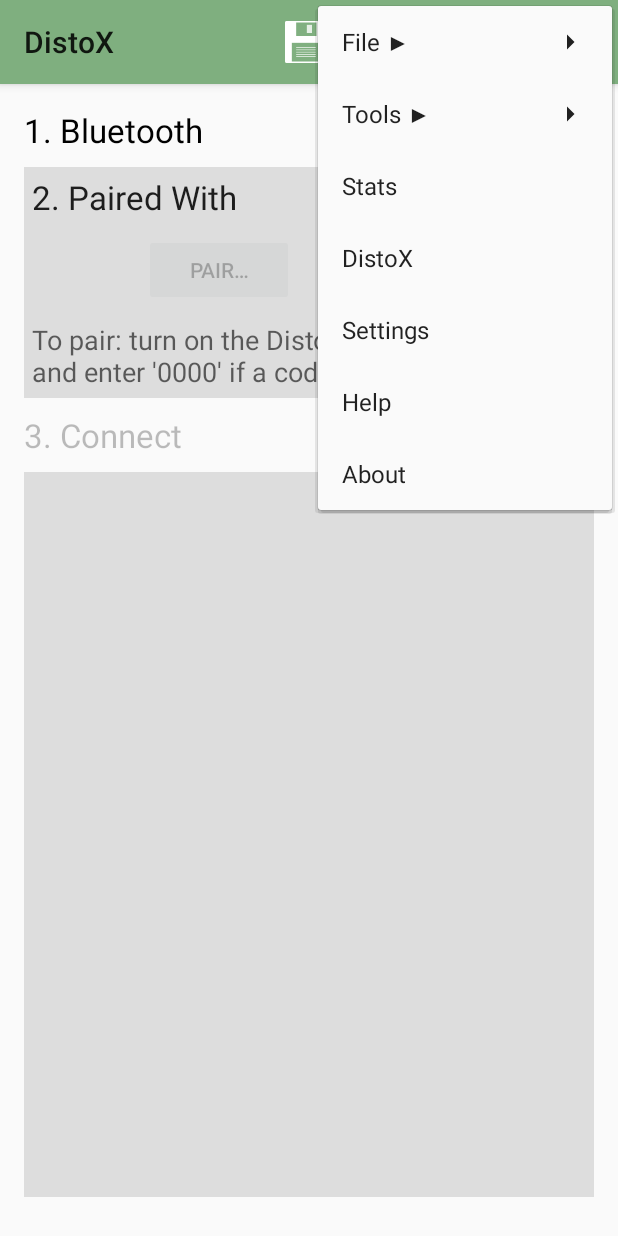
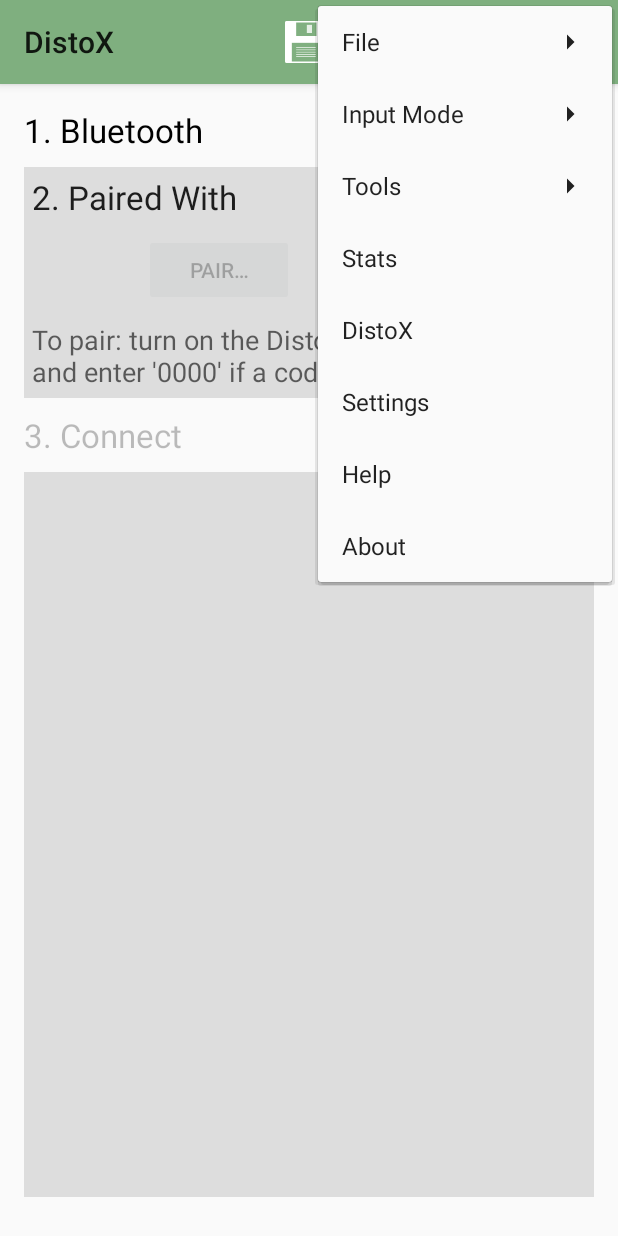
Before and after one commit to richsmith/sexytopo, an Android app: the screen it shows after launch (DeviceActivity), with the options menu open, on a phone screen of 412 x 824 dp. Run offline under Robolectric (Android 15) with nearby library versions, the phone set to English and light mode, and no system bars.

Commit message:
Final changes for selectable input mode

```diff
--- a/app/src/main/java/org/hwyl/sexytopo/SexyTopo.java
+++ b/app/src/main/java/org/hwyl/sexytopo/SexyTopo.java
@@ -31,7 +31,7 @@ public class SexyTopo {
     public static final String BLANK_STATION_NAME = "-";
 
     public static final String GENERAL_PREFS = "generalPrefs";
-    public static final String REVERSE_MEASUREMENTS_PREFERENCE = "reverseMeasurements";
+    public static final String INPUT_MODE_PREFERENCE = "inputMode";
 
     public static final String PLAN_SKETCH_EXTENSION = "plan.json";
     public static final String EXT_ELEVATION_SKETCH_EXTENSION = "ext-elevation.json";
--- a/app/src/main/java/org/hwyl/sexytopo/control/SurveyManager.java
+++ b/app/src/main/java/org/hwyl/sexytopo/control/SurveyManager.java
@@ -9,12 +9,11 @@ import android.widget.Toast;
 
 import org.hwyl.sexytopo.SexyTopo;
 import org.hwyl.sexytopo.control.io.basic.Saver;
-import org.hwyl.sexytopo.control.util.PreferenceAccess;
+import org.hwyl.sexytopo.control.util.InputMode;
 import org.hwyl.sexytopo.control.util.SurveyUpdater;
 import org.hwyl.sexytopo.model.survey.Leg;
 import org.hwyl.sexytopo.model.survey.Survey;
 
-import java.util.ArrayList;
 import java.util.List;
 
 
@@ -35,27 +34,18 @@ public class SurveyManager {
     // This should be created or loaded on startup
     private static Survey currentSurvey = new Survey("ERROR");
 
-    public SurveyManager(Context context) {
-        this.context = context;
+    public SurveyManager(Context Context) {
+        this.context = Context;
     }
 
     public void updateSurvey(List<Leg> legs) {
 
+
+
         if (legs.size() > 0) {
 
-            SharedPreferences preferences =
-                    context.getSharedPreferences(SexyTopo.GENERAL_PREFS, 0);
-            boolean reverseLegs =
-                    preferences.getBoolean(SexyTopo.REVERSE_MEASUREMENTS_PREFERENCE, false);
-            if (reverseLegs) {
-                legs = reverseLegs(legs);
-            }
-
-            boolean automaticBacksightPromotion = PreferenceAccess.getBoolean(
-                    context, "pref_backsight_promotion", false);
-
-            boolean stationAdded =
-                    SurveyUpdater.update(currentSurvey, legs, automaticBacksightPromotion);
+            InputMode inputMode = getInputMode();
+            boolean stationAdded = SurveyUpdater.update(currentSurvey, legs, inputMode);
 
             if (stationAdded) {
                 broadcastNewStationCreated();
@@ -73,12 +63,14 @@ public class SurveyManager {
         broadcastSurveyUpdated();
     }
 
-    private List<Leg> reverseLegs(List<Leg> legs) {
-        List<Leg> reversed = new ArrayList<Leg>();
-        for (Leg leg : legs) {
-            reversed.add(leg.reverse());
-        }
-        return reversed;
+
+    public InputMode getInputMode() {
+        SharedPreferences preferences = context.getSharedPreferences(
+                SexyTopo.GENERAL_PREFS, android.content.Context.MODE_PRIVATE);
+        String modeName = preferences.getString(
+                SexyTopo.INPUT_MODE_PREFERENCE, InputMode.FORWARD.name());
+        InputMode inputMode = InputMode.valueOf(modeName);
+        return inputMode;
     }
 
     public void broadcastSurveyUpdated() {
--- a/app/src/main/java/org/hwyl/sexytopo/control/activity/CalibrationActivity.java
+++ b/app/src/main/java/org/hwyl/sexytopo/control/activity/CalibrationActivity.java
@@ -4,7 +4,7 @@ import android.os.Bundle;
 
 import org.hwyl.sexytopo.R;
 
-public class CalibrationActivity extends SexyTopoActivity{
+public class CalibrationActivity extends SexyTopoActivity {
 
     @Override
     protected void onCreate(Bundle savedInstanceState) {
--- a/app/src/main/java/org/hwyl/sexytopo/control/activity/SexyTopoActivity.java
+++ b/app/src/main/java/org/hwyl/sexytopo/control/activity/SexyTopoActivity.java
@@ -1,7 +1,6 @@
 package org.hwyl.sexytopo.control.activity;
 
 import android.app.AlertDialog;
-import android.content.Context;
 import android.content.DialogInterface;
 import android.content.Intent;
 import android.content.SharedPreferences;
@@ -17,7 +16,6 @@ import android.widget.ArrayAdapter;
 import android.widget.EditText;
 import android.widget.Toast;
 
-import org.hwyl.sexytopo.R;
 import org.hwyl.sexytopo.SexyTopo;
 import org.hwyl.sexytopo.control.SurveyManager;
 import org.hwyl.sexytopo.control.io.Util;
@@ -26,6 +24,8 @@ import org.hwyl.sexytopo.control.io.basic.Saver;
 import org.hwyl.sexytopo.control.io.translation.Exporter;
 import org.hwyl.sexytopo.control.io.translation.ImportManager;
 import org.hwyl.sexytopo.control.io.translation.SelectableExporters;
+import org.hwyl.sexytopo.control.util.InputMode;
+import org.hwyl.sexytopo.R;
 import org.hwyl.sexytopo.demo.TestSurveyCreator;
 import org.hwyl.sexytopo.model.survey.Station;
 import org.hwyl.sexytopo.model.survey.Survey;
@@ -72,12 +72,9 @@ public abstract class SexyTopoActivity extends AppCompatActivity {
 
         getMenuInflater().inflate(R.menu.action_bar, menu);
 
-        MenuItem menuItem = menu.findItem(R.id.action_back_measurements);
-        SharedPreferences preferences =
-                getSharedPreferences(SexyTopo.GENERAL_PREFS, Context.MODE_PRIVATE);
-        boolean isSelected =
-                preferences.getBoolean(SexyTopo.REVERSE_MEASUREMENTS_PREFERENCE, false);
-        menuItem.setChecked(isSelected);
+        InputMode inputMode = SurveyManager.getInstance(this).getInputMode();
+        MenuItem inputModeMenuItem = menu.findItem(inputMode.getMenuId());
+        inputModeMenuItem.setChecked(true);
 
         return true;
     }
@@ -119,6 +116,12 @@ public abstract class SexyTopoActivity extends AppCompatActivity {
                 openAboutDialog();
                 return true;
 
+            case R.id.action_input_mode_forward:
+            case R.id.action_input_mode_backward:
+            case R.id.action_input_mode_combo:
+                setInputModePreference(item);
+                return true;
+
             case R.id.action_file_new:
                 confirmToProceedIfNotSaved("startNewSurvey");
                 return true;
@@ -147,9 +150,6 @@ public abstract class SexyTopoActivity extends AppCompatActivity {
 
             case R.id.action_undo_last_leg:
                 undoLastLeg();
-                return true;
-            case R.id.action_back_measurements:
-                setReverseMeasurementsPreference(item);
                 return true;
             case R.id.action_link_survey:
                 confirmToProceedIfNotSaved("linkExistingSurvey");
@@ -795,12 +795,17 @@ public abstract class SexyTopoActivity extends AppCompatActivity {
 
     }
 
-    private void setReverseMeasurementsPreference(MenuItem item) {
+
+
+    private void setInputModePreference(MenuItem item) {
         item.setChecked(!item.isChecked());
-        SharedPreferences preferences = getSharedPreferences(SexyTopo.GENERAL_PREFS, Context.MODE_PRIVATE);
+        SharedPreferences preferences =
+                getSharedPreferences(SexyTopo.GENERAL_PREFS, android.content.Context.MODE_PRIVATE);
         SharedPreferences.Editor editor = preferences.edit();
-        editor.putBoolean(SexyTopo.REVERSE_MEASUREMENTS_PREFERENCE, item.isChecked());
-        editor.commit();
+        int id = item.getItemId();
+        InputMode inputMode = InputMode.byMenuId(id);
+        editor.putString(SexyTopo.INPUT_MODE_PREFERENCE, inputMode.name());
+        editor.apply();
     }
 
     private void generateTestSurvey() {
--- a/app/src/main/java/org/hwyl/sexytopo/control/activity/TableActivity.java
+++ b/app/src/main/java/org/hwyl/sexytopo/control/activity/TableActivity.java
@@ -2,7 +2,6 @@ package org.hwyl.sexytopo.control.activity;
 
 import android.app.AlertDialog;
 import android.content.BroadcastReceiver;
-import android.content.Context;
 import android.content.DialogInterface;
 import android.content.Intent;
 import android.content.IntentFilter;
@@ -74,7 +73,7 @@ public class TableActivity extends SexyTopoActivity
 
         BroadcastReceiver receiver = new BroadcastReceiver() {
             @Override
-            public void onReceive(Context context, Intent intent) {
+            public void onReceive(android.content.Context context, Intent intent) {
                 syncTableWithSurvey();
             }
         };
--- /dev/null
+++ b/app/src/main/java/org/hwyl/sexytopo/control/util/InputMode.java
@@ -0,0 +1,29 @@
+package org.hwyl.sexytopo.control.util;
+
+import org.hwyl.sexytopo.R;
+
+
+public enum InputMode {
+
+    FORWARD(R.id.action_input_mode_forward),
+    BACKWARD(R.id.action_input_mode_backward),
+    COMBO(R.id.action_input_mode_combo);
+
+    private int menuId;
+    InputMode(int menuId) {
+        this.menuId = menuId;
+    }
+
+    public int getMenuId() {
+        return menuId;
+    }
+
+    public static InputMode byMenuId(int menuId) {
+        for (InputMode inputMode : values()) {
+            if (inputMode.menuId == menuId) {
+                return inputMode;
+            }
+        }
+        throw new IllegalArgumentException("Unknown input mode");
+    }
+}
--- a/app/src/main/java/org/hwyl/sexytopo/model/table/TableCol.java
+++ b/app/src/main/java/org/hwyl/sexytopo/model/table/TableCol.java
@@ -4,9 +4,7 @@ import org.hwyl.sexytopo.R;
 
 import java.util.Locale;
 
-/**
- * Created by rls on 04/08/14.
- */
+
 public enum TableCol {
 
     FROM(R.id.tableRowFrom, "From", "%s"),
@@ -19,7 +17,7 @@ public enum TableCol {
     final String name;
     final String format;
 
-    private TableCol(int id, String name, String format) {
+    TableCol(int id, String name, String format) {
         this.id = id;
         this.name = name;
         this.format = format;
--- a/app/src/main/res/menu/action_bar.xml
+++ b/app/src/main/res/menu/action_bar.xml
@@ -26,22 +26,28 @@
         <menu xmlns:android="http://schemas.android.com/apk/res/android"
             xmlns:app="http://schemas.android.com/apk/res-auto"
             xmlns:tools="http://schemas.android.com/tools">
-            <item android:id="@+id/action_file_new"
-                android:title="@string/action_file_new"/>
-            <item android:id="@+id/action_file_open"
-                android:title="@string/action_file_open"/>
-            <item android:id="@+id/action_file_save"
-                android:title="@string/action_file_save"/>
-            <item android:id="@+id/action_file_save_as"
-                android:title="@string/action_file_save_as"/>
-            <item android:id="@+id/action_file_import"
-                android:title="@string/action_file_import"/>
-            <item android:id="@+id/action_file_export"
-                android:title="@string/action_file_export"/>
-            <item android:id="@+id/action_file_delete"
-                android:title="@string/action_file_delete"/>
-            <item android:id="@+id/action_file_restore_autosave"
-                  android:title="@string/action_file_restore_autosave"/>
+            <item android:id="@+id/action_file_new" android:title="@string/action_file_new"/>
+            <item android:id="@+id/action_file_open" android:title="@string/action_file_open"/>
+            <item android:id="@+id/action_file_save" android:title="@string/action_file_save"/>
+            <item android:id="@+id/action_file_save_as" android:title="@string/action_file_save_as"/>
+            <item android:id="@+id/action_file_import" android:title="@string/action_file_import"/>
+            <item android:id="@+id/action_file_export" android:title="@string/action_file_export"/>
+            <item android:id="@+id/action_file_delete" android:title="@string/action_file_delete"/>
+            <item android:id="@+id/action_file_restore_autosave" android:title="@string/action_file_restore_autosave"/>
+        </menu>
+    </item>
+    <item android:id="@+id/action_input"
+          android:title="@string/action_input"
+          app:showAsAction="never">
+        <menu>
+            <group android:id="@+id/input_mode_group" android:checkableBehavior="single">
+                <item android:id="@+id/action_input_mode_forward"
+                      android:title="@string/action_input_mode_forward"/>
+                <item android:id="@+id/action_input_mode_backward"
+                      android:title="@string/action_input_mode_backward"/>
+                <item android:id="@+id/action_input_mode_combo"
+                      android:title="@string/action_input_mode_combo"/>
+            </group>
         </menu>
     </item>
     <item android:id="@+id/action_tools"
@@ -50,9 +56,6 @@
         <menu>
             <item android:id="@+id/action_undo_last_leg"
                 android:title="@string/action_undo_last_leg" />
-            <item android:id="@+id/action_back_measurements"
-                android:title="@string/action_do_back_measurements"
-                android:checkable="true"/>
             <item android:id="@+id/action_link_survey"
                   android:title="@string/action_link_to_existing_survey"/>
             <item android:id="@+id/action_generate_test_survey"
--- a/app/src/main/res/values/strings.xml
+++ b/app/src/main/res/values/strings.xml
@@ -6,7 +6,7 @@
     <string name="action_table">Table</string>
     <string name="action_plan">Plan</string>
     <string name="action_elevation">Elevation</string>
-    <string name="action_file">File ▶</string>
+    <string name="action_file">File</string>
     <string name="action_survey">Stats</string>
     <string name="action_settings">Settings</string>
     <string name="action_device">DistoX</string>
@@ -21,9 +21,12 @@
     <string name="action_file_import">Import…</string>
     <string name="action_file_export">Export…</string>
     <string name="action_file_restore_autosave">Restore Autosave</string>
-    <string name="action_tools">Tools ▶</string>
-    <string name="action_undo_last_leg">Undo last leg</string>
-    <string name="action_do_back_measurements">Back Measurements</string>
+    <string name="action_input">Input Mode</string>
+    <string name="action_input_mode_forward">Forward</string>
+    <string name="action_input_mode_backward">Backsights</string>
+    <string name="action_input_mode_combo">Fore-/Backsights</string>
+    <string name="action_tools">Tools</string>
+    <string name="action_undo_last_leg">Undo last reading</string>
     <string name="action_link_to_existing_survey">Link to an Existing Survey</string>
     <string name="action_generate_test_survey">Generate Test Survey</string>
     <string name="loaded">Loaded</string>
```
Also changed, not shown: app/src/main/java/org/hwyl/sexytopo/control/util/SurveyUpdater.java (+21 -14 lines), 1 other file.
